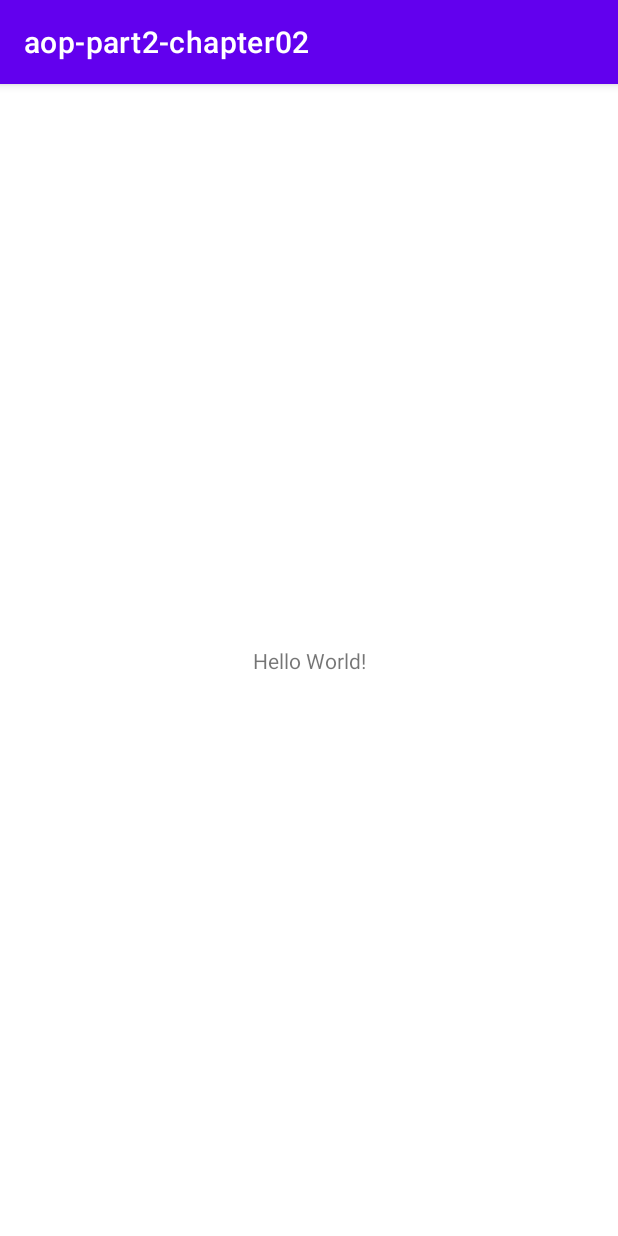
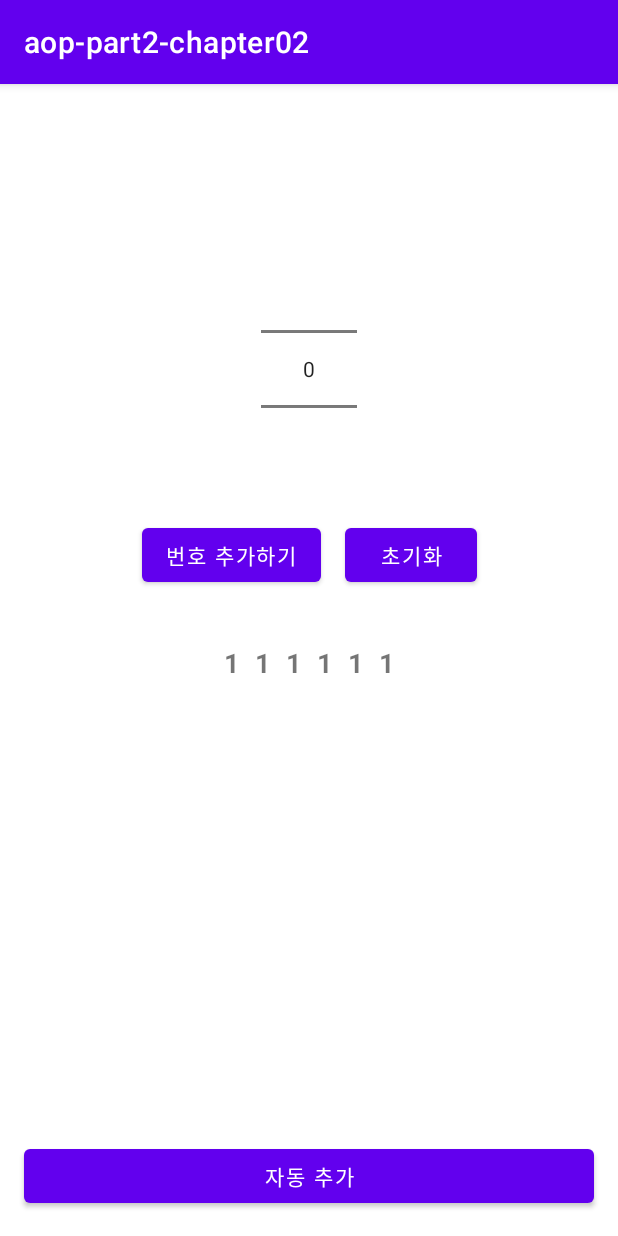
Before and after one commit to upsk1/SelfKotlinStudy, an Android app: the screen it shows after launch (MainActivity), on a phone screen of 412 x 824 dp. Run offline under Robolectric (Android 15) with nearby library versions, the phone set to English and light mode, and no system bars.

Commit message:
UI Update

```diff
--- a/aoppart2chapter02/app/src/main/res/layout/activity_main.xml
+++ b/aoppart2chapter02/app/src/main/res/layout/activity_main.xml
@@ -6,13 +6,111 @@
     android:layout_height="match_parent"
     tools:context=".MainActivity">
 
-    <TextView
+    <NumberPicker
+        android:id="@+id/numberPicker"
         android:layout_width="wrap_content"
         android:layout_height="wrap_content"
-        android:text="Hello World!"
-        app:layout_constraintBottom_toBottomOf="parent"
+        android:layout_marginTop="100dp"
         app:layout_constraintEnd_toEndOf="parent"
         app:layout_constraintStart_toStartOf="parent"
         app:layout_constraintTop_toTopOf="parent" />
 
+    <Button
+        android:id="@+id/addButton"
+        android:layout_width="wrap_content"
+        android:layout_height="wrap_content"
+        android:layout_marginTop="10dp"
+        android:layout_marginEnd="16dp"
+        android:text="번호 추가하기"
+        app:layout_constraintEnd_toStartOf="@id/clearButton"
+        app:layout_constraintHorizontal_chainStyle="packed"
+        app:layout_constraintStart_toStartOf="parent"
+        app:layout_constraintTop_toBottomOf="@id/numberPicker" />
+
+    <Button
+        android:id="@+id/clearButton"
+        android:layout_width="wrap_content"
+        android:layout_height="wrap_content"
+        android:text="초기화"
+        app:layout_constraintEnd_toEndOf="parent"
+        app:layout_constraintStart_toEndOf="@id/addButton"
+        app:layout_constraintTop_toTopOf="@id/addButton" />
+
+    <Button
+        android:id="@+id/runButton"
+        android:layout_width="0dp"
+        android:layout_height="wrap_content"
+        android:layout_marginStart="16dp"
+        android:layout_marginEnd="16dp"
+        android:layout_marginBottom="16dp"
+        android:text="자동 추가"
+        app:layout_constraintBottom_toBottomOf="parent"
+        app:layout_constraintEnd_toEndOf="parent"
+        app:layout_constraintStart_toStartOf="parent" />
+
+    <LinearLayout
+        android:layout_width="0dp"
+        android:layout_height="wrap_content"
+        android:layout_marginTop="30dp"
+        android:gravity="center"
+        app:layout_constraintEnd_toEndOf="parent"
+        app:layout_constraintStart_toStartOf="parent"
+        app:layout_constraintTop_toBottomOf="@+id/addButton">
+
+        <TextView
+            android:id="@+id/textView1"
+            android:layout_width="wrap_content"
+            android:layout_height="wrap_content"
+            android:layout_margin="5dp"
+            android:text="1"
+            android:textSize="18sp"
+            android:textStyle="bold" />
+
+        <TextView
+            android:id="@+id/textView2"
+            android:layout_width="wrap_content"
+            android:layout_height="wrap_content"
+            android:layout_margin="5dp"
+            android:text="1"
+            android:textSize="18sp"
+            android:textStyle="bold" />
+
+        <TextView
+            android:id="@+id/textView3"
+            android:layout_width="wrap_content"
+            android:layout_height="wrap_content"
+            android:layout_margin="5dp"
+            android:text="1"
+            android:textSize="18sp"
+            android:textStyle="bold" />
+
+        <TextView
+            android:id="@+id/textView4"
+            android:layout_width="wrap_content"
+            android:layout_height="wrap_content"
+            android:layout_margin="5dp"
+            android:text="1"
+            android:textSize="18sp"
+            android:textStyle="bold" />
+
+        <TextView
+            android:id="@+id/textView5"
+            android:layout_width="wrap_content"
+            android:layout_height="wrap_content"
+            android:layout_margin="5dp"
+            android:text="1"
+            android:textSize="18sp"
+            android:textStyle="bold" />
+
+        <TextView
+            android:id="@+id/textView6"
+            android:layout_width="wrap_content"
+            android:layout_height="wrap_content"
+            android:layout_margin="5dp"
+            android:text="1"
+            android:textSize="18sp"
+            android:textStyle="bold" />
+
+    </LinearLayout>
+
 </androidx.constraintlayout.widget.ConstraintLayout>
```
